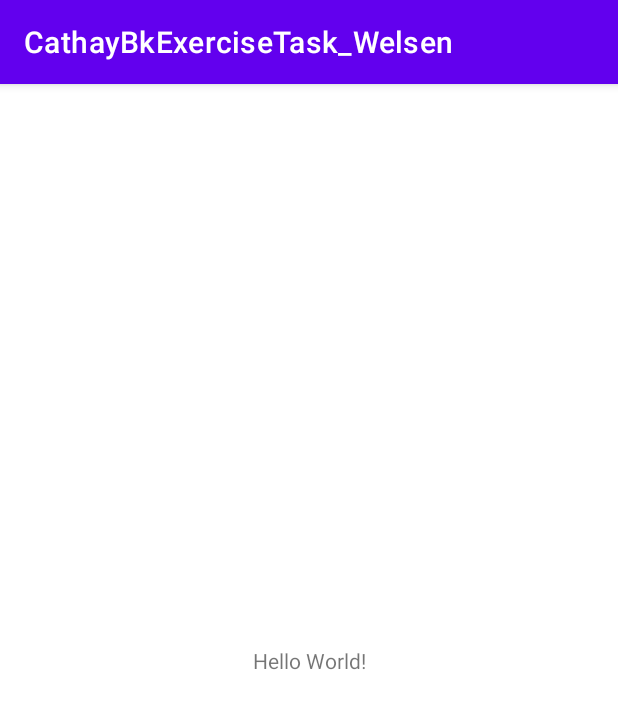
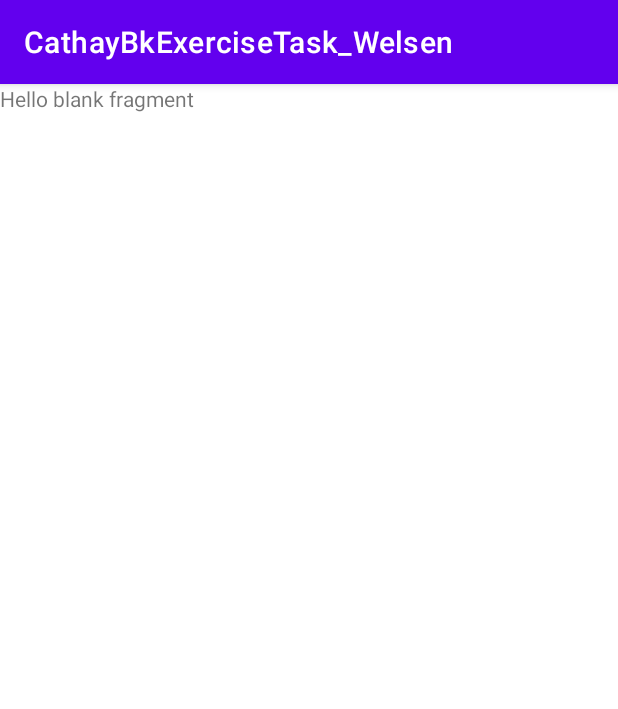
Before and after one commit to TTXD19/CathayBkExerciseTask_Welsen, an Android app: the screen it shows after launch (MainActivity), on a phone screen of 412 x 824 dp. Shown: the top 709 px of the screen. Run offline under Robolectric (Android 15) with nearby library versions, the phone set to English and light mode, and no system bars.

Commit message:
feat: Add initial fragment transaction for main activity

```diff
--- a/app/build.gradle
+++ b/app/build.gradle
@@ -42,6 +42,9 @@ dependencies {
     implementation 'com.google.android.material:material:1.5.0'
     implementation 'androidx.constraintlayout:constraintlayout:2.1.3'
 
+    // Fragment
+    implementation 'androidx.fragment:fragment-ktx:1.4.1'
+
     // ViewModel
     implementation 'androidx.lifecycle:lifecycle-viewmodel-ktx:2.4.0'
 
--- a/app/src/main/java/com/android/project/cathaybkexercisetask_welsen/MainActivity.kt
+++ b/app/src/main/java/com/android/project/cathaybkexercisetask_welsen/MainActivity.kt
@@ -2,10 +2,28 @@ package com.android.project.cathaybkexercisetask_welsen
 
 import androidx.appcompat.app.AppCompatActivity
 import android.os.Bundle
+import androidx.fragment.app.add
+import androidx.fragment.app.commit
+import com.android.project.cathaybkexercisetask_welsen.databinding.ActivityMainBinding
+import com.android.project.cathaybkexercisetask_welsen.ui.user_list.UserListFragment
 
 class MainActivity : AppCompatActivity() {
+
+    private lateinit var binding: ActivityMainBinding
+
+
     override fun onCreate(savedInstanceState: Bundle?) {
         super.onCreate(savedInstanceState)
-        setContentView(R.layout.activity_main)
+        binding = ActivityMainBinding.inflate(layoutInflater)
+            .apply { setContentView(root) }
+
+        if (savedInstanceState == null) showUserListFragment()
+    }
+
+    private fun showUserListFragment() {
+        supportFragmentManager.commit {
+            setReorderingAllowed(true)
+            add<UserListFragment>(R.id.fl_main)
+        }
     }
 }
--- a/app/src/main/java/com/android/project/cathaybkexercisetask_welsen/ui/user_list/UserListFragment.kt
+++ b/app/src/main/java/com/android/project/cathaybkexercisetask_welsen/ui/user_list/UserListFragment.kt
@@ -5,27 +5,23 @@ import androidx.fragment.app.Fragment
 import android.view.LayoutInflater
 import android.view.View
 import android.view.ViewGroup
-import com.android.project.cathaybkexercisetask_welsen.R
+import com.android.project.cathaybkexercisetask_welsen.databinding.FragmentUserListBinding
 
 class UserListFragment : Fragment() {
 
+    private lateinit var binding: FragmentUserListBinding
+
     override fun onCreateView(
-        inflater: LayoutInflater, container: ViewGroup?,
+        inflater: LayoutInflater,
+        container: ViewGroup?,
         savedInstanceState: Bundle?
-    ): View? {
-        // Inflate the layout for this fragment
-        return inflater.inflate(R.layout.fragment_user_list, container, false)
-    }
+    ): View = FragmentUserListBinding.inflate(layoutInflater, container, false)
+        .also { binding = it }
+        .root
 
     override fun onViewCreated(view: View, savedInstanceState: Bundle?) {
         super.onViewCreated(view, savedInstanceState)
 
-    }
 
-    companion object {
-        fun newInstance(param1: String, param2: String) =
-            UserListFragment().apply {
-                arguments = Bundle().apply {}
-            }
     }
 }
--- a/app/src/main/res/layout/activity_main.xml
+++ b/app/src/main/res/layout/activity_main.xml
@@ -6,13 +6,9 @@
     android:layout_height="match_parent"
     tools:context=".MainActivity">
 
-    <TextView
-        android:layout_width="wrap_content"
-        android:layout_height="wrap_content"
-        android:text="Hello World!"
-        app:layout_constraintBottom_toBottomOf="parent"
-        app:layout_constraintLeft_toLeftOf="parent"
-        app:layout_constraintRight_toRightOf="parent"
-        app:layout_constraintTop_toTopOf="parent" />
+    <androidx.fragment.app.FragmentContainerView
+        android:id="@+id/fl_main"
+        android:layout_width="match_parent"
+        android:layout_height="match_parent" />
 
 </androidx.constraintlayout.widget.ConstraintLayout>
```
